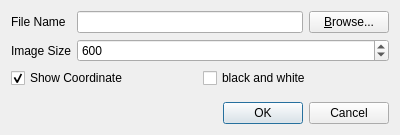
First picture: the form in saveimagedialog.ui, repository nullx002/mugo, before the edit.
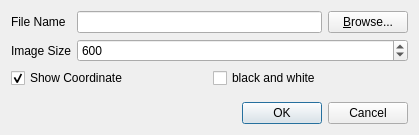
Second picture: the form after the edit.

What changed in the file:
```diff
--- a/saveimagedialog.ui
+++ b/saveimagedialog.ui
@@ -6,7 +6,7 @@
    <rect>
     <x>0</x>
     <y>0</y>
-    <width>400</width>
+    <width>419</width>
     <height>135</height>
    </rect>
   </property>
@@ -33,6 +33,12 @@
        </item>
        <item>
         <widget class="QPushButton" name="fileBrowseButton">
+         <property name="sizePolicy">
+          <sizepolicy hsizetype="Preferred" vsizetype="Fixed">
+           <horstretch>0</horstretch>
+           <verstretch>0</verstretch>
+          </sizepolicy>
+         </property>
          <property name="text">
           <string>&amp;Browse...</string>
          </property>
```
